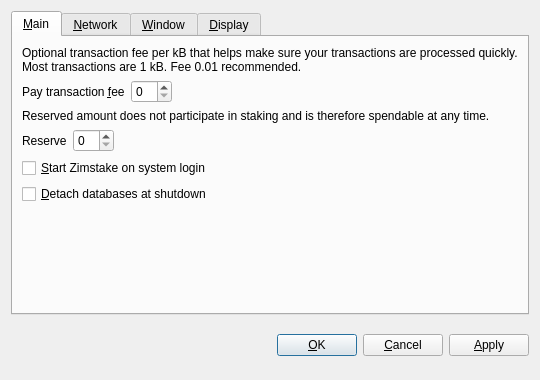
Old version of the form src/qt/forms/optionsdialog.ui in the repository alexandria-io/GamerHolicCoin.
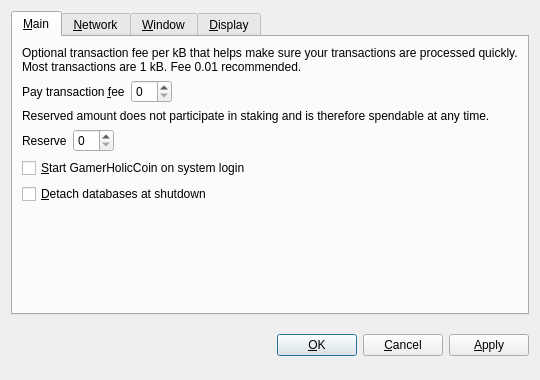
New version of the form. Custom widgets are drawn as their Qt base class.

The edit to the form file:
```diff
--- a/src/qt/forms/optionsdialog.ui
+++ b/src/qt/forms/optionsdialog.ui
@@ -128,7 +128,7 @@
           <string>Automatically start Zimstake after logging in to the system.</string>
          </property>
          <property name="text">
-          <string>&amp;Start Zimstake on system login</string>
+          <string>&amp;Start GamerHolicCoin on system login</string>
          </property>
         </widget>
        </item>
```
Left out of the diff: 10 changed lines with no effect on the pictures.
